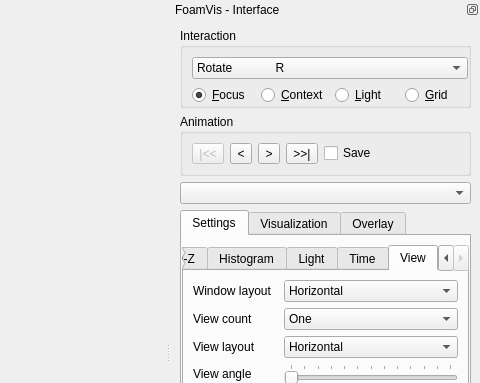
Old version of the form MainWindow.ui in the repository danlipsa/foamvis; both pictures show x 570 to 1050 and y 0 to 383 of the 1050 by 703 pixel window.
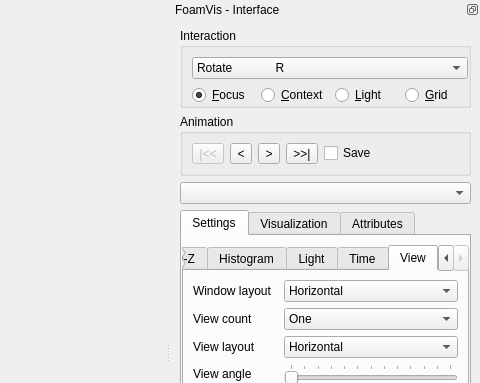
New version of the form. The open tabs and pages were chosen to show the change. Custom widgets are drawn as their Qt base class.

Patch:
```diff
--- a/MainWindow.ui
+++ b/MainWindow.ui
@@ -1918,7 +1918,7 @@
        </widget>
        <widget class="QWidget" name="tabOverlay">
         <attribute name="title">
-         <string>Overlay</string>
+         <string>Attributes</string>
         </attribute>
         <layout class="QVBoxLayout" name="verticalLayout_12">
          <property name="leftMargin">
```
Left out of the diff: 6 changed lines with no effect on the pictures.
